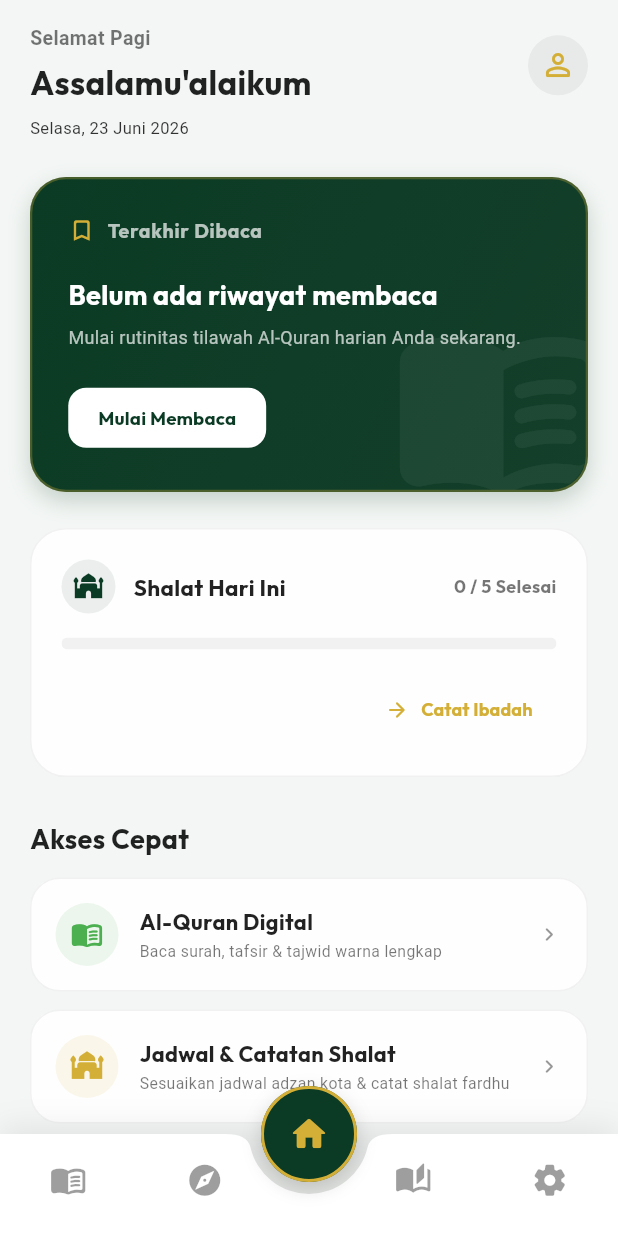
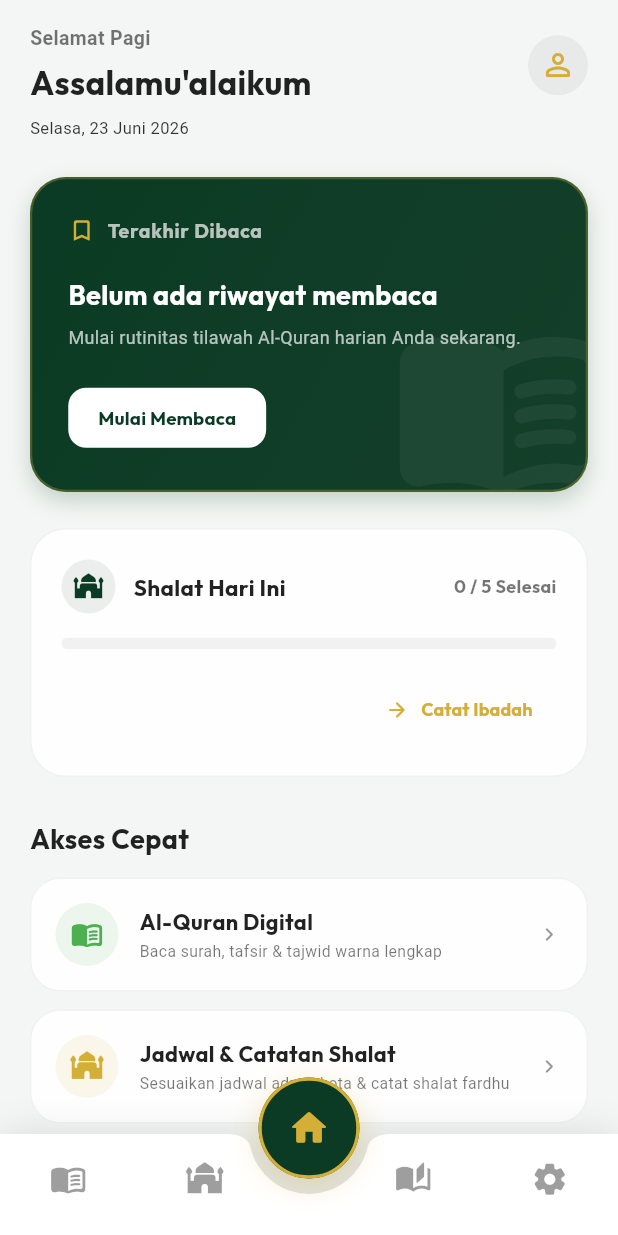
Before and after one commit to anharahya-gif/pedoman_hidup_app, a Flutter app: the screen it shows after launch, on a phone screen of 412 x 824 dp. Run offline on Flutter 3.47's test engine with Material 3 defaults, Android fonts, the light colour scheme and no system bars; our stand-ins replace flutter_riverpod, google_fonts, just_audio, share_plus, shared_preferences, shimmer and 1 more; missing offline and left inert: audio_session; accounts and stored records are empty; network calls fail; statements that could not run were skipped.

Commit message:
feat: change Ibadah icon to mosque and add high-fidelity bounce and slide transitions to navigation elements

```diff
--- a/lib/features/navigation/main_navigation_page.dart
+++ b/lib/features/navigation/main_navigation_page.dart
@@ -36,15 +36,26 @@ class MainNavigationPage extends ConsumerWidget {
         children: _pages,
       ),
       extendBody: true, // Allows Scaffold body to flow under the notched bar
-      floatingActionButton: Container(
+      floatingActionButton: AnimatedContainer(
+        duration: const Duration(milliseconds: 300),
+        curve: Curves.easeOutBack,
+        transform: Matrix4.translationValues(0, currentIndex == 2 ? -4 : 0, 0),
+        child: AnimatedScale(
+          duration: const Duration(milliseconds: 300),
+          curve: Curves.easeOutBack,
+          scale: currentIndex == 2 ? 1.05 : 1.0,
+          child: Container(
             height: 64,
             width: 64,
             decoration: BoxDecoration(
               shape: BoxShape.circle,
               boxShadow: [
                 BoxShadow(
-              color: Colors.black.withValues(alpha: isDark ? 0.35 : 0.15),
-              blurRadius: 10,
+                  color: currentIndex == 2
+                      ? accentGold.withValues(alpha: 0.25)
+                      : Colors.black.withValues(alpha: isDark ? 0.35 : 0.15),
+                  blurRadius: currentIndex == 2 ? 14 : 10,
+                  spreadRadius: currentIndex == 2 ? 2 : 0,
                   offset: const Offset(0, 4),
                 ),
               ],
@@ -65,6 +76,8 @@ class MainNavigationPage extends ConsumerWidget {
                 Icons.home_rounded,
                 size: 28,
                 color: currentIndex == 2 ? accentGold : primaryEmerald,
+              ),
+            ),
           ),
         ),
       ),
@@ -105,7 +118,7 @@ class MainNavigationPage extends ConsumerWidget {
                 ref: ref,
                 index: 1,
                 currentIndex: currentIndex,
-                icon: Icons.explore_rounded, // Compass/mosque style
+                icon: Icons.mosque_rounded, // Mosque icon replacing Compass
                 label: 'Ibadah',
                 isDark: isDark,
                 accentGold: accentGold,
@@ -165,10 +178,17 @@ class MainNavigationPage extends ConsumerWidget {
             mainAxisAlignment: MainAxisAlignment.center,
             children: [
               AnimatedContainer(
-                duration: const Duration(milliseconds: 200),
+                duration: const Duration(milliseconds: 300),
+                curve: Curves.easeOutBack,
+                transform: Matrix4.translationValues(0, isSelected ? -4 : 0, 0),
+                child: AnimatedScale(
+                  duration: const Duration(milliseconds: 300),
+                  curve: Curves.easeOutBack,
+                  scale: isSelected ? 1.15 : 1.0,
+                  child: Container(
                     padding: const EdgeInsets.all(6),
                     decoration: BoxDecoration(
-                  color: isSelected ? accentGold.withValues(alpha: 0.1) : Colors.transparent,
+                      color: isSelected ? accentGold.withValues(alpha: 0.12) : Colors.transparent,
                       shape: BoxShape.circle,
                     ),
                     child: Icon(
@@ -177,14 +197,26 @@ class MainNavigationPage extends ConsumerWidget {
                       size: 25,
                     ),
                   ),
+                ),
+              ),
               const SizedBox(height: 2),
               AnimatedContainer(
-                duration: const Duration(milliseconds: 200),
-                width: isSelected ? 5 : 0,
-                height: 5,
+                duration: const Duration(milliseconds: 250),
+                curve: Curves.easeOut,
+                width: isSelected ? 6 : 0,
+                height: 6,
                 decoration: BoxDecoration(
                   color: accentGold,
                   shape: BoxShape.circle,
+                  boxShadow: isSelected
+                      ? [
+                          BoxShadow(
+                            color: accentGold.withValues(alpha: 0.4),
+                            blurRadius: 4,
+                            spreadRadius: 1,
+                          )
+                        ]
+                      : [],
                 ),
               ),
             ],
```
Lines whose indentation alone changed are shown as unchanged.
